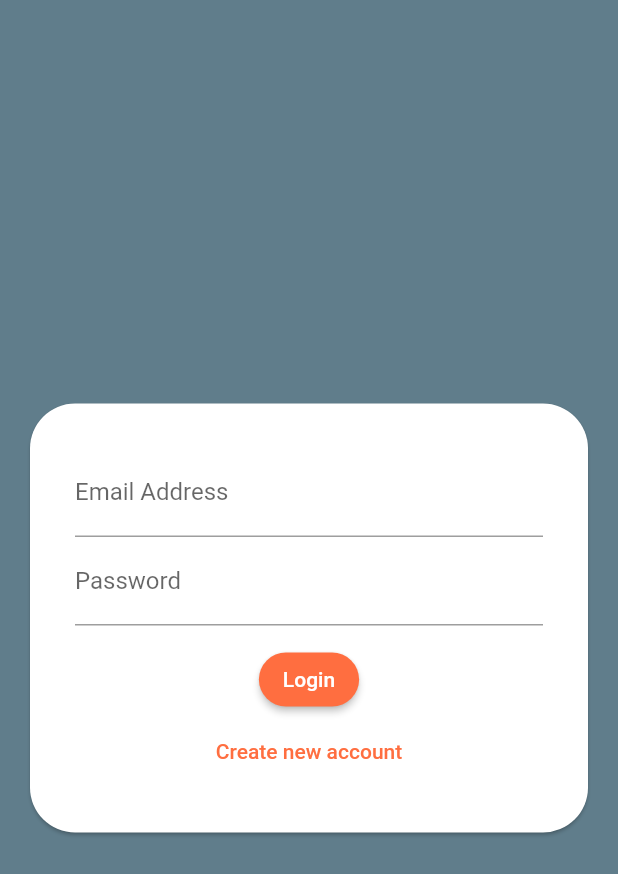
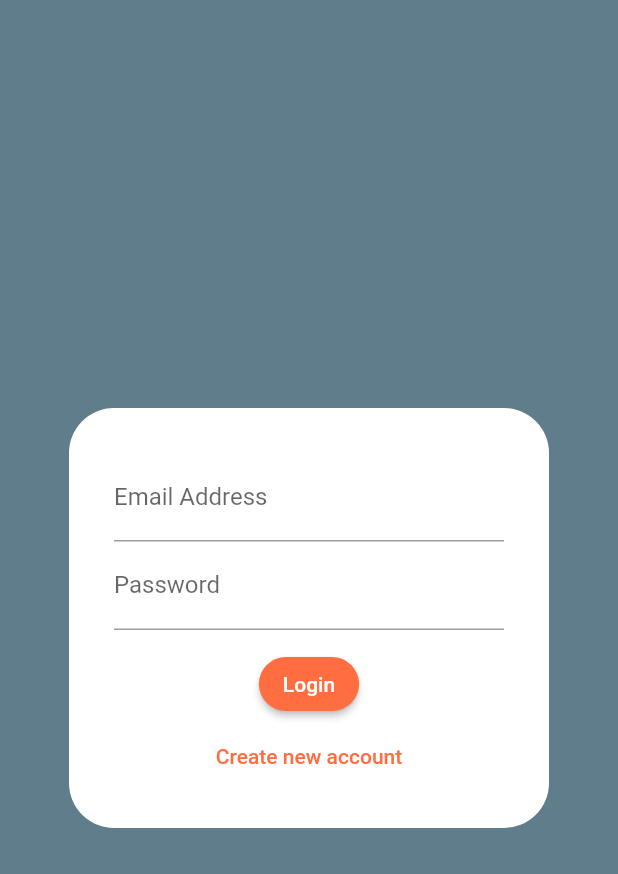
Before and after one commit to Redomic/chat-app, a Flutter app: the screen it shows after launch, on a phone screen of 412 x 824 dp. Shown: the top 874 px of the screen. Run offline on Flutter 3.47's test engine with Material 2 defaults, Android fonts, the phone set to English and light mode, and no system bars; our stand-ins replace cloud_firestore, firebase_auth, firebase_core; accounts and stored records are empty.

Commit message:
add login card animation

```diff
--- a/lib/screens/chat_screen.dart
+++ b/lib/screens/chat_screen.dart
@@ -21,7 +21,7 @@ class ChatScreen extends StatelessWidget {
               DropdownMenuItem(
                 child: Row(
                   children: [
-                    Icon(Icons.exit_to_app),
+                    Icon(Icons.exit_to_app, color: Theme.of(context).primaryColor,),
                     SizedBox(width: 8,),
                     Text('Logout')
                   ],
--- a/lib/widgets/auth/auth_form.dart
+++ b/lib/widgets/auth/auth_form.dart
@@ -59,10 +59,17 @@ class _AuthFormState extends State<AuthForm> {
     }
 
     return Center(
-      child: Card(
-        shape: RoundedRectangleBorder(
+      child: AnimatedContainer(
+        decoration: BoxDecoration(
           borderRadius: BorderRadius.all(Radius.circular(30)),
+          color: Colors.white,
         ),
+        duration: Duration(milliseconds: 300),
+        height: _isLogin ? 280 : 330,
+        width: 320,
+        // shape: RoundedRectangleBorder(
+        //   borderRadius: BorderRadius.all(Radius.circular(30)),
+        // ),
         margin: EdgeInsets.all(20),
         child: _isLoading
             ? Container(
```
